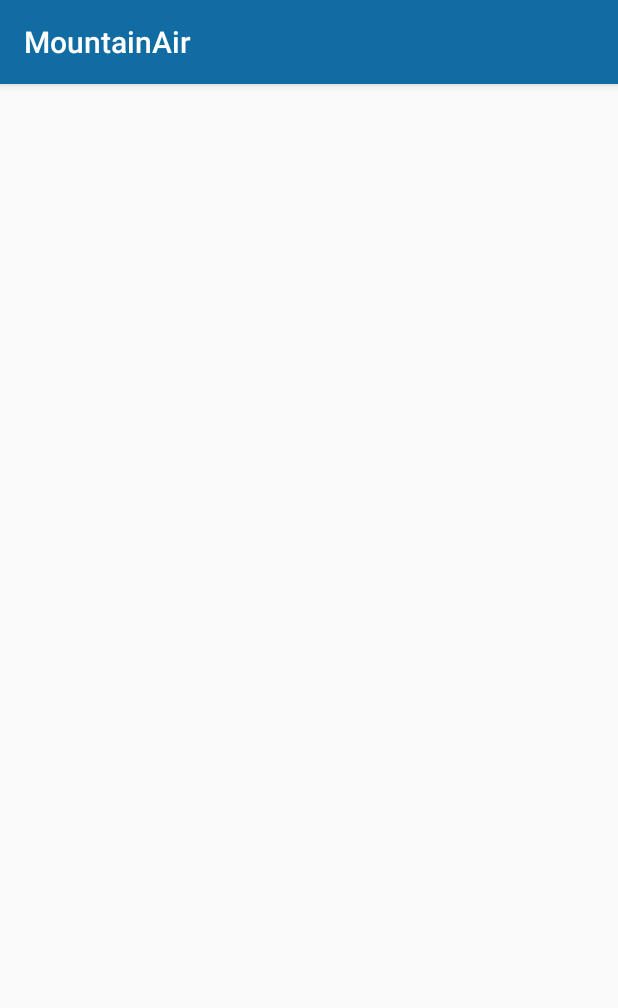
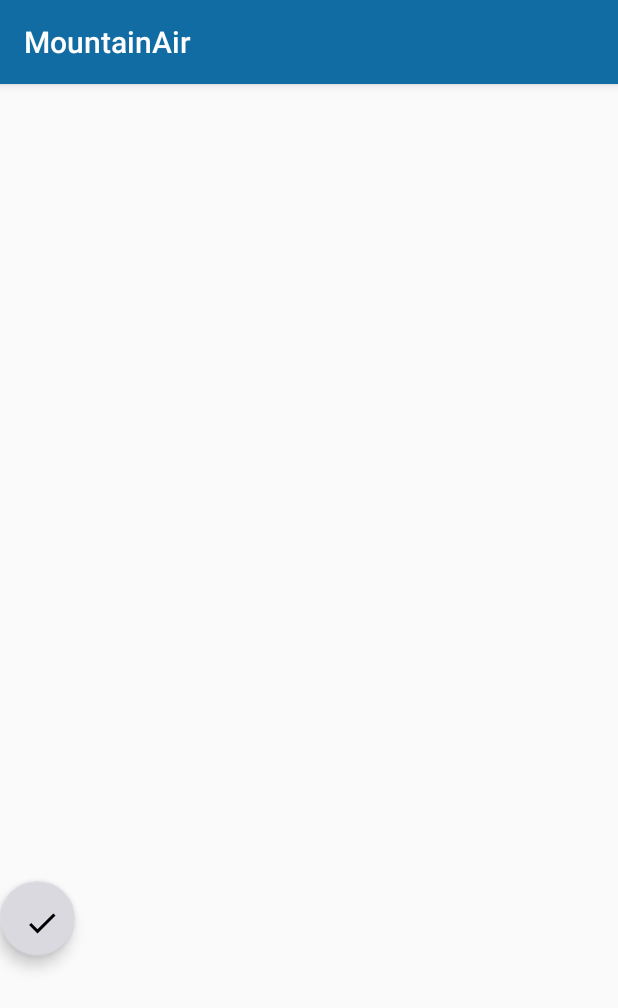
Before and after one commit to elBajinho/Licenta, an Android app: the MyPostsActivity screen opened directly, with no data from a screen before it, on a phone screen of 412 x 824 dp. Shown: the top 1008 px of the screen. Run offline under Robolectric (Android 15) with nearby library versions, the phone set to English and light mode, and no system bars; our stand-ins replace Firebase (no records; nobody signed in at launch, a user with empty details on screens opened directly).

Commit message:
my posts update working

```diff
--- a/app/build.gradle
+++ b/app/build.gradle
@@ -44,4 +44,5 @@ dependencies {
     implementation 'com.github.bumptech.glide:glide:4.11.0'
     annotationProcessor 'com.github.bumptech.glide:compiler:4.11.0'
     implementation 'com.firebaseui:firebase-ui-storage:6.2.0'
+    implementation 'com.google.android.material:material:1.0.0'
 }
--- a/app/src/main/java/com/example/mountainair/Activities/FeddActivity.kt
+++ b/app/src/main/java/com/example/mountainair/Activities/FeddActivity.kt
@@ -58,7 +58,6 @@ class FeddActivity : AppCompatActivity(), NavigationView.OnNavigationItemSelecte
         val postListener = object : ValueEventListener {
             override fun onDataChange(dataSnapshot: DataSnapshot) {
                 for (postSnapshot in dataSnapshot.children) {
-                    Log.i("aici",postSnapshot.toString())
 
                     var description :String = postSnapshot.child("description").getValue().toString()
                     var photo : StorageReference = storageReference.child("images").child(postSnapshot.child("userId").getValue().toString()).child(postSnapshot.child("photo").getValue().toString())
@@ -70,7 +69,6 @@ class FeddActivity : AppCompatActivity(), NavigationView.OnNavigationItemSelecte
 
                             var postToDisplay = PostToDisplay(username,description,photo)
                             postsToDisplay.add(postToDisplay)
-                            Log.i("aici", "" + postsToDisplay.size)
                             recyclerFeed.layoutManager = LinearLayoutManager(context)
                             recyclerFeed.adapter = PostsAdapter(context, postsToDisplay)
                         }
--- a/app/src/main/java/com/example/mountainair/Activities/PostActivity.kt
+++ b/app/src/main/java/com/example/mountainair/Activities/PostActivity.kt
@@ -69,14 +69,12 @@ class PostActivity : AppCompatActivity(){
         var uploadTask = imageRef.putBytes(data)
         uploadTask.addOnFailureListener {
 
-            Toast.makeText(this,"well",Toast.LENGTH_SHORT).show()
             goToFedd()
         }.addOnSuccessListener {
 
             var post= Post(userId, post_description.text.toString(), now)
             database.child("posts").child(now+"User:"+userId).setValue(post)
 
-            Toast.makeText(this,"well fuck", Toast.LENGTH_SHORT).show()
             goToFedd()
         }
     }
--- a/app/src/main/java/com/example/mountainair/Activities/RegisterActivity.kt
+++ b/app/src/main/java/com/example/mountainair/Activities/RegisterActivity.kt
@@ -69,12 +69,10 @@ class RegisterActivity : AppCompatActivity(){
                     val user = User(Register_username.text.toString(), Register_email.text.toString())
                     val userId : String = FirebaseAuth.getInstance().getCurrentUser()!!.getUid()
 
-                    Toast.makeText(baseContext, userId,Toast.LENGTH_SHORT).show()
 
                     database.child("users").child(userId).child("username").setValue(user.username).addOnFailureListener{
                             Toast.makeText(baseContext, "nu o fost introdus", Toast.LENGTH_SHORT)
                                 .show()
-                            Log.i("plm",it.toString())
 
                     }
 
--- a/app/src/main/java/com/example/mountainair/Adapters/PostsAdapter.kt
+++ b/app/src/main/java/com/example/mountainair/Adapters/PostsAdapter.kt
@@ -23,7 +23,7 @@ class PostsAdapter(val context: Context, val posts : ArrayList<PostToDisplay>) :
         holder.description.text=posts[position].description
         //Picasso.with(context).load(posts[position].photo).into(holder.photo)
         Glide.with(context)
-            .load(posts[position].photo)
+            .load(posts[position].photoRef)
             .diskCacheStrategy(DiskCacheStrategy.NONE)
             .skipMemoryCache(true)
             .into(holder.photo)
--- a/app/src/main/java/com/example/mountainair/Model/PostToDisplay.kt
+++ b/app/src/main/java/com/example/mountainair/Model/PostToDisplay.kt
@@ -2,4 +2,4 @@ package com.example.mountainair.Model
 
 import com.google.firebase.storage.StorageReference
 
-data class PostToDisplay(val userName : String, val description : String, val photo  : StorageReference )
+data class PostToDisplay(val userName : String, var description : String, val photoRef  : StorageReference, val photo : String = "", val userId : String="")
--- /dev/null
+++ b/app/src/main/res/drawable/ic_check_black_24dp.xml
@@ -0,0 +1,5 @@
+<vector android:height="24dp" android:tint="#000000"
+    android:viewportHeight="24.0" android:viewportWidth="24.0"
+    android:width="24dp" xmlns:android="http://schemas.android.com/apk/res/android">
+    <path android:fillColor="#000000" android:pathData="M9,16.17L4.83,12l-1.42,1.41L9,19 21,7l-1.41,-1.41z"/>
+</vector>
--- a/app/src/main/res/layout/activity_feed.xml
+++ b/app/src/main/res/layout/activity_feed.xml
@@ -1,4 +1,5 @@
 <?xml version="1.0" encoding="utf-8"?>
+
 <androidx.drawerlayout.widget.DrawerLayout
     xmlns:android="http://schemas.android.com/apk/res/android"
     xmlns:app="http://schemas.android.com/apk/res-auto"
--- a/app/src/main/res/layout/activity_my_posts.xml
+++ b/app/src/main/res/layout/activity_my_posts.xml
@@ -1,11 +1,25 @@
 <?xml version="1.0" encoding="utf-8"?>
 <LinearLayout xmlns:android="http://schemas.android.com/apk/res/android"
-    android:orientation="vertical" android:layout_width="match_parent"
+    xmlns:app="http://schemas.android.com/apk/res-auto"
+    android:orientation="vertical"
+    android:layout_width="match_parent"
     android:layout_height="match_parent">
 
     <androidx.recyclerview.widget.RecyclerView
+        android:id="@+id/myPostsRecyclerView"
         android:layout_width="match_parent"
-        android:layout_height="match_parent"
-        android:id="@+id/myPostsRecyclerView"
-        />
+        android:layout_height="531dp" />
+
+    <com.google.android.material.floatingactionbutton.FloatingActionButton
+        android:id="@+id/my_post_button"
+        android:layout_width="312dp"
+        android:layout_height="50dp"
+        android:src="@drawable/ic_check_black_24dp"
+        app:backgroundTint="@color/colorPrimaryWhite"
+        app:layout_constraintBottom_toBottomOf="parent"
+        app:layout_constraintEnd_toEndOf="parent"
+        app:layout_constraintStart_toStartOf="parent"
+        app:layout_constraintTop_toTopOf="parent"
+        app:tint="@android:color/black" />
+
 </LinearLayout>
```
Also changed, not shown: app/src/main/java/com/example/mountainair/Activities/MyPostsActivity.kt (+17 -5 lines), app/src/main/java/com/example/mountainair/Activities/UpdateProfileActivity.kt (+1 -7 lines), app/src/main/java/com/example/mountainair/Adapters/MyPostsAdapter.kt (+40 -1 lines), app/src/main/java/com/example/mountainair/Server/Server.kt (+30 -0 lines).
